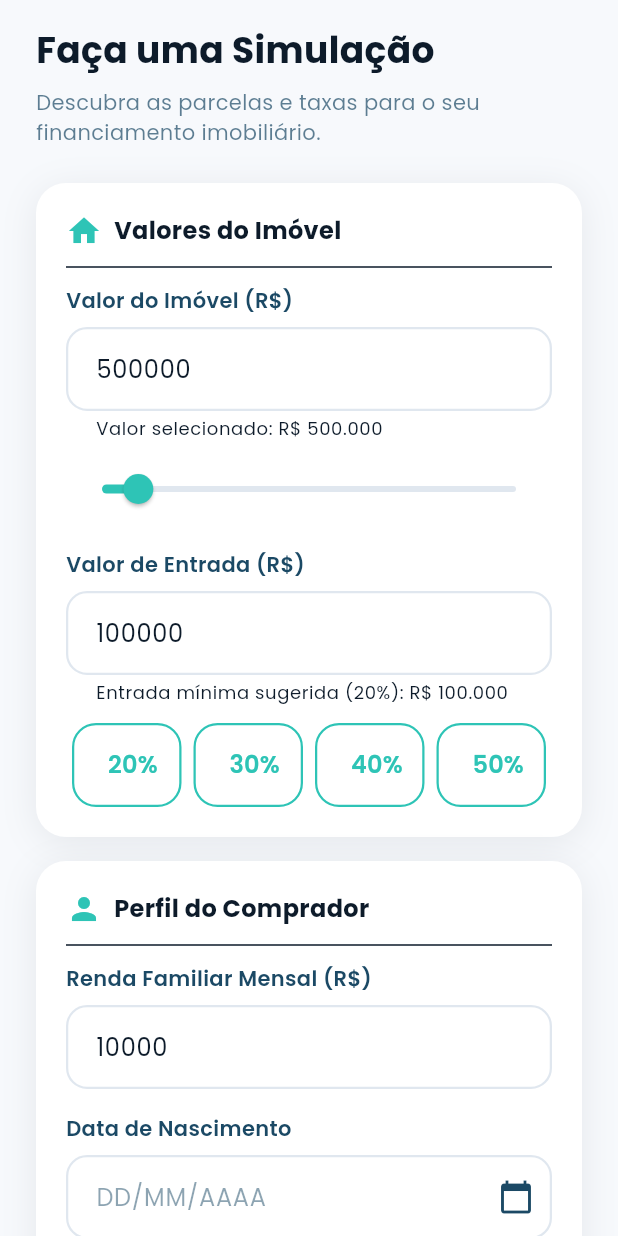
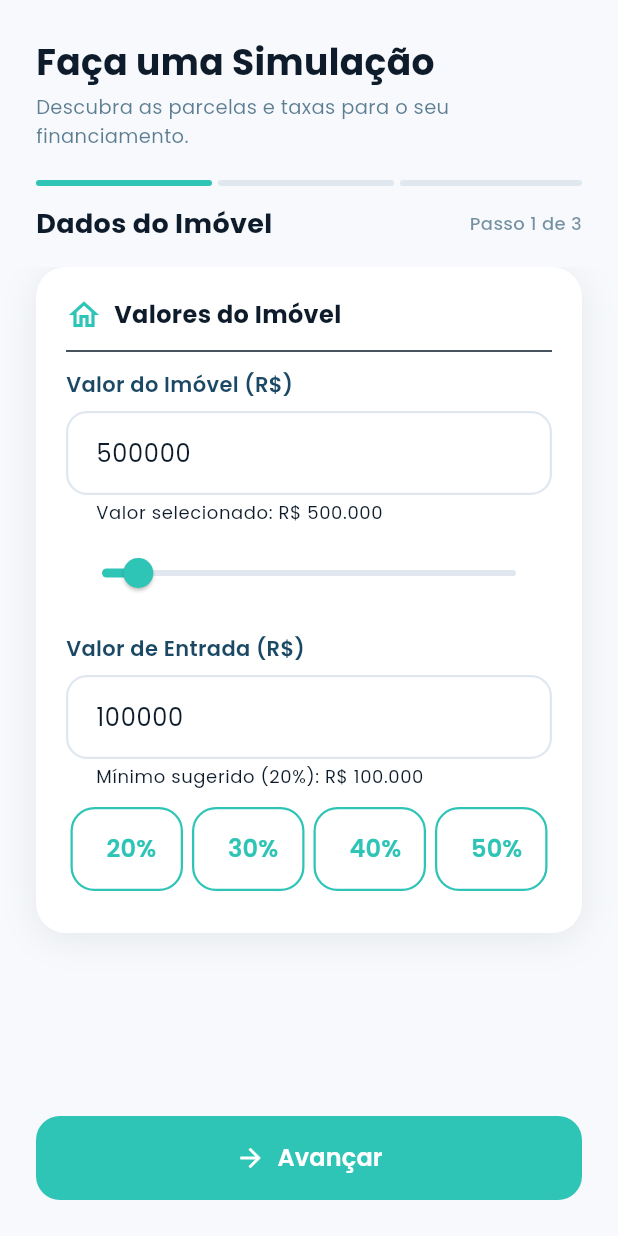
Before and after one commit to vitorfwt/meu-correspondente, a Flutter app: the SimulatorFormScreen screen opened directly, on a phone screen of 412 x 824 dp. Run offline on Flutter 3.47's test engine with Material 3 defaults, Android fonts, the phone set to English and light mode, and no system bars; our stand-ins replace google_fonts, shared_preferences; accounts and stored records are empty.

Commit message:
feat: refactor simulator form into 3-step PageView with StepIndicator (Issue 17)

```diff
--- a/app/lib/screens/simulator_form_screen.dart
+++ b/app/lib/screens/simulator_form_screen.dart
@@ -6,8 +6,8 @@ import '../components/buttons/secondary_button.dart';
 import '../components/buttons/tertiary_button.dart';
 import '../components/cards/app_card.dart';
 import '../simulation/simulation_repository.dart';
+import '../widgets/step_indicator.dart';
 import 'simulation_result_screen.dart';
-import '../main.dart'; // For StyleguideScreen navigation
 
 class SimulatorFormScreen extends StatefulWidget {
   final SimulationRepository repository;
@@ -22,7 +22,15 @@ class SimulatorFormScreen extends StatefulWidget {
 }
 
 class _SimulatorFormScreenState extends State<SimulatorFormScreen> {
-  final _formKey = GlobalKey<FormState>();
+  // Page controller for step navigation
+  final PageController _pageController = PageController();
+  int _currentStep = 0;
+  static const int _totalSteps = 3;
+
+  // Form keys per step
+  final _step1FormKey = GlobalKey<FormState>();
+  final _step2FormKey = GlobalKey<FormState>();
+  final _step3FormKey = GlobalKey<FormState>();
 
   // State values
   double _valorImovel = 500000;
@@ -37,21 +45,30 @@ class _SimulatorFormScreenState extends State<SimulatorFormScreen> {
   late final TextEditingController _entradaController;
   late final TextEditingController _rendaController;
   late final TextEditingController _prazoController;
-  final TextEditingController _dataNascimentoController = TextEditingController();
+  final TextEditingController _dataNascimentoController =
+      TextEditingController();
 
   bool _isLoading = false;
   late final SimulationRepository _repository;
+
+  static const List<String> _stepTitles = [
+    'Dados do Imóvel',
+    'Dados do Comprador',
+    'Detalhes do Financiamento',
+  ];
 
   @override
   void initState() {
     super.initState();
     _repository = widget.repository;
-    _valorImovelController = TextEditingController(text: _valorImovel.round().toString());
-    _entradaController = TextEditingController(text: _valorEntrada.round().toString());
-    _rendaController = TextEditingController(text: _rendaMensal.round().toString());
+    _valorImovelController =
+        TextEditingController(text: _valorImovel.round().toString());
+    _entradaController =
+        TextEditingController(text: _valorEntrada.round().toString());
+    _rendaController =
+        TextEditingController(text: _rendaMensal.round().toString());
     _prazoController = TextEditingController(text: _prazoMeses.toString());
 
-    // Sync controllers to sliders/states
     _valorImovelController.addListener(_onValorImovelTextChanged);
     _entradaController.addListener(_onEntradaTextChanged);
     _rendaController.addListener(_onRendaTextChanged);
@@ -70,42 +87,38 @@ class _SimulatorFormScreenState extends State<SimulatorFormScreen> {
     _rendaController.dispose();
     _prazoController.dispose();
     _dataNascimentoController.dispose();
+    _pageController.dispose();
     super.dispose();
   }
 
   void _onValorImovelTextChanged() {
     final val = double.tryParse(_valorImovelController.text);
-    if (val != null && val >= 100000 && val <= 5000000 && val != _valorImovel) {
-      setState(() {
-        _valorImovel = val;
-      });
+    if (val != null &&
+        val >= 100000 &&
+        val <= 5000000 &&
+        val != _valorImovel) {
+      setState(() => _valorImovel = val);
     }
   }
 
   void _onEntradaTextChanged() {
     final val = double.tryParse(_entradaController.text);
     if (val != null && val >= 0 && val != _valorEntrada) {
-      setState(() {
-        _valorEntrada = val;
-      });
+      setState(() => _valorEntrada = val);
     }
   }
 
   void _onRendaTextChanged() {
     final val = double.tryParse(_rendaController.text);
     if (val != null && val >= 0 && val != _rendaMensal) {
-      setState(() {
-        _rendaMensal = val;
-      });
+      setState(() => _rendaMensal = val);
     }
   }
 
   void _onPrazoTextChanged() {
     final val = int.tryParse(_prazoController.text);
     if (val != null && val >= 12 && val <= 420 && val != _prazoMeses) {
-      setState(() {
-        _prazoMeses = val;
-      });
+      setState(() => _prazoMeses = val);
     }
   }
 
@@ -114,14 +127,11 @@ class _SimulatorFormScreenState extends State<SimulatorFormScreen> {
     final buffer = StringBuffer();
     int count = 0;
     for (int i = integerPart.length - 1; i >= 0; i--) {
-      if (count > 0 && count % 3 == 0) {
-        buffer.write('.');
-      }
+      if (count > 0 && count % 3 == 0) buffer.write('.');
       buffer.write(integerPart[i]);
       count++;
     }
-    final reversedInteger = buffer.toString().split('').reversed.join('');
-    return 'R\$ $reversedInteger';
+    return 'R\$ ${buffer.toString().split('').reversed.join('')}';
   }
 
   DateTime? _parseDate(String value) {
@@ -135,17 +145,55 @@ class _SimulatorFormScreenState extends State<SimulatorFormScreen> {
     if (day == null || month == null || year == null) return null;
     try {
       final date = DateTime(year, month, day);
-      if (date.year != year || date.month != month || date.day != day) return null;
+      if (date.year != year || date.month != month || date.day != day) {
+        return null;
+      }
       return date;
     } catch (_) {
       return null;
     }
   }
 
+  GlobalKey<FormState> get _currentFormKey {
+    switch (_currentStep) {
+      case 0:
+        return _step1FormKey;
+      case 1:
+        return _step2FormKey;
+      default:
+        return _step3FormKey;
+    }
+  }
+
+  void _nextStep() {
+    if (!_currentFormKey.currentState!.validate()) return;
+    if (_currentStep < _totalSteps - 1) {
+      setState(() => _currentStep++);
+      _pageController.animateToPage(
+        _currentStep,
+        duration: const Duration(milliseconds: 300),
+        curve: Curves.easeInOut,
+      );
+    } else {
+      _submitForm();
+    }
+  }
+
+  void _prevStep() {
+    if (_currentStep > 0) {
+      setState(() => _currentStep--);
+      _pageController.animateToPage(
+        _currentStep,
+        duration: const Duration(milliseconds: 300),
+        curve: Curves.easeInOut,
+      );
+    }
+  }
+
   Future<void> _submitForm() async {
-    if (!_formKey.currentState!.validate()) {
-      return;
-    }
+    if (!_step3FormKey.currentState!.validate()) return;
+
+    setState(() => _isLoading = true);
 
     final dataNasc = _parseDate(_dataNascimentoController.text)!;
     final input = SimulationInput(
@@ -157,6 +205,8 @@ class _SimulatorFormScreenState extends State<SimulatorFormScreen> {
       prazoMeses: _prazoMeses,
       dataNascimento: dataNasc,
     );
+
+    setState(() => _isLoading = false);
 
     if (mounted) {
       Navigator.of(context).push(
@@ -172,16 +222,14 @@ class _SimulatorFormScreenState extends State<SimulatorFormScreen> {
 
   @override
   Widget build(BuildContext context) {
-    final auth = AuthProviderScope.of(context);
-    final user = auth.user;
-
     return Scaffold(
       backgroundColor: AppColors.background,
       body: SafeArea(
-        child: SingleChildScrollView(
-          padding: const EdgeInsets.symmetric(horizontal: 24, vertical: 16),
-          child: Form(
-            key: _formKey,
+        child: Column(
+          children: [
+            // Header
+            Padding(
+              padding: const EdgeInsets.fromLTRB(24, 24, 24, 0),
               child: Column(
                 crossAxisAlignment: CrossAxisAlignment.start,
                 children: [
@@ -193,17 +241,86 @@ class _SimulatorFormScreenState extends State<SimulatorFormScreen> {
                       color: AppColors.primary,
                     ),
                   ),
-                const SizedBox(height: 8),
+                  const SizedBox(height: 4),
                   Text(
-                  'Descubra as parcelas e taxas para o seu financiamento imobiliário.',
+                    'Descubra as parcelas e taxas para o seu financiamento.',
                     style: TextStyle(
-                    fontSize: 14,
+                      fontSize: 13,
                       color: AppColors.secondary.withOpacity(0.7),
                     ),
                   ),
-                const SizedBox(height: 24),
+                  const SizedBox(height: 20),
+                  StepTitle(
+                    key: const Key('step_indicator'),
+                    currentStep: _currentStep,
+                    totalSteps: _totalSteps,
+                    titles: _stepTitles,
+                  ),
+                  const SizedBox(height: 16),
+                ],
+              ),
+            ),
 
-                // CARD 1: Valores
+            // Step Pages
+            Expanded(
+              child: PageView(
+                controller: _pageController,
+                physics: const NeverScrollableScrollPhysics(),
+                children: [
+                  _buildStep1(),
+                  _buildStep2(),
+                  _buildStep3(),
+                ],
+              ),
+            ),
+
+            // Navigation buttons
+            Padding(
+              padding: const EdgeInsets.fromLTRB(24, 8, 24, 24),
+              child: Row(
+                children: [
+                  if (_currentStep > 0) ...[
+                    Expanded(
+                      child: TertiaryButton(
+                        key: const Key('back_button'),
+                        text: 'Voltar',
+                        icon: Icons.arrow_back,
+                        onPressed: _prevStep,
+                      ),
+                    ),
+                    const SizedBox(width: 12),
+                  ],
+                  Expanded(
+                    flex: 2,
+                    child: PrimaryButton(
+                      key: const Key('simulate_button'),
+                      text: _currentStep < _totalSteps - 1
+                          ? 'Avançar'
+                          : 'Simular Financiamento',
+                      isLoading: _isLoading,
+                      icon: _currentStep < _totalSteps - 1
+                          ? Icons.arrow_forward
+                          : Icons.monetization_on_outlined,
+                      onPressed: _nextStep,
+                    ),
+                  ),
+                ],
+              ),
+            ),
+          ],
+        ),
+      ),
+    );
+  }
+
+  // ─── STEP 1: Dados do Imóvel ────────────────────────────────────────────────
+  Widget _buildStep1() {
+    return SingleChildScrollView(
+      padding: const EdgeInsets.symmetric(horizontal: 24),
+      child: Form(
+        key: _step1FormKey,
+        child: Column(
+          children: [
             AppCard(
               padding: const EdgeInsets.all(20),
               child: Column(
@@ -211,7 +328,7 @@ class _SimulatorFormScreenState extends State<SimulatorFormScreen> {
                 children: [
                   const Row(
                     children: [
-                          Icon(Icons.home, color: AppColors.accent),
+                      Icon(Icons.home_outlined, color: AppColors.accent),
                       SizedBox(width: 8),
                       Text(
                         'Valores do Imóvel',
@@ -241,7 +358,8 @@ class _SimulatorFormScreenState extends State<SimulatorFormScreen> {
                     keyboardType: TextInputType.number,
                     decoration: InputDecoration(
                       hintText: 'Ex: 500000',
-                          helperText: 'Valor selecionado: ${_formatCurrencyCompact(_valorImovel)}',
+                      helperText:
+                          'Valor selecionado: ${_formatCurrencyCompact(_valorImovel)}',
                     ),
                     validator: (value) {
                       if (value == null || value.isEmpty) {
@@ -249,7 +367,7 @@ class _SimulatorFormScreenState extends State<SimulatorFormScreen> {
                       }
                       final val = double.tryParse(value);
                       if (val == null || val < 100000 || val > 5000000) {
-                            return 'O valor do imóvel deve ser entre R\$ 100.000 e R\$ 5.000.000';
+                        return 'O valor deve ser entre R\$ 100.000 e R\$ 5.000.000';
                       }
                       return null;
                     },
@@ -267,7 +385,7 @@ class _SimulatorFormScreenState extends State<SimulatorFormScreen> {
                       value: _valorImovel,
                       min: 100000,
                       max: 5000000,
-                          divisions: 98, // De 50k em 50k
+                      divisions: 98,
                       onChanged: (val) {
                         setState(() {
                           _valorImovel = val;
@@ -294,16 +412,15 @@ class _SimulatorFormScreenState extends State<SimulatorFormScreen> {
                     keyboardType: TextInputType.number,
                     decoration: InputDecoration(
                       hintText: 'Ex: 100000',
-                          helperText: 'Entrada mínima sugerida (20%): ${_formatCurrencyCompact(_valorImovel * 0.2)}',
+                      helperText:
+                          'Mínimo sugerido (20%): ${_formatCurrencyCompact(_valorImovel * 0.2)}',
                     ),
                     validator: (value) {
                       if (value == null || value.isEmpty) {
                         return 'Informe o valor de entrada';
                       }
                       final val = double.tryParse(value);
-                          if (val == null) {
-                            return 'Valor inválido';
-                          }
+                      if (val == null) return 'Valor inválido';
                       final minEntrada = _valorImovel * 0.2;
                       if (val < minEntrada) {
                         return 'Entrada mínima de 20% (${_formatCurrencyCompact(minEntrada)})';
@@ -324,12 +441,25 @@ class _SimulatorFormScreenState extends State<SimulatorFormScreen> {
                       _buildQuickPercentButton('50%', 0.5),
                     ],
                   ),
+                  const SizedBox(height: 8),
                 ],
               ),
             ),
             const SizedBox(height: 16),
+          ],
+        ),
+      ),
+    );
+  }
 
-                // CARD 2: Perfil do Comprador
+  // ─── STEP 2: Dados do Comprador ─────────────────────────────────────────────
+  Widget _buildStep2() {
+    return SingleChildScrollView(
+      padding: const EdgeInsets.symmetric(horizontal: 24),
+      child: Form(
+        key: _step2FormKey,
+        child: Column(
+          children: [
             AppCard(
               padding: const EdgeInsets.all(20),
               child: Column(
@@ -337,7 +467,7 @@ class _SimulatorFormScreenState extends State<SimulatorFormScreen> {
                 children: [
                   const Row(
                     children: [
-                          Icon(Icons.person, color: AppColors.accent),
+                      Icon(Icons.person_outline, color: AppColors.accent),
                       SizedBox(width: 8),
                       Text(
                         'Perfil do Comprador',
@@ -351,7 +481,7 @@ class _SimulatorFormScreenState extends State<SimulatorFormScreen> {
                   ),
                   const Divider(height: 24),
 
-                      // Renda Familiar Mensal
+                  // Renda Mensal
                   const Text(
                     'Renda Familiar Mensal (R\$)',
                     style: TextStyle(
@@ -365,16 +495,14 @@ class _SimulatorFormScreenState extends State<SimulatorFormScreen> {
                     key: const Key('renda_mensal_field'),
                     controller: _rendaController,
                     keyboardType: TextInputType.number,
-                        decoration: const InputDecoration(
-                          hintText: 'Ex: 10000',
-                        ),
+                    decoration: const InputDecoration(hintText: 'Ex: 10000'),
                     validator: (value) {
                       if (value == null || value.isEmpty) {
                         return 'Informe a renda mensal';
                       }
                       final val = double.tryParse(value);
                       if (val == null || val <= 0) {
-                            return 'A renda familiar mensal deve ser maior que zero';
+                        return 'A renda deve ser maior que zero';
                       }
                       return null;
                     },
@@ -399,11 +527,13 @@ class _SimulatorFormScreenState extends State<SimulatorFormScreen> {
                       hintText: 'DD/MM/AAAA',
                       suffixIcon: IconButton(
                         key: const Key('calendar_button'),
-                            icon: const Icon(Icons.calendar_today, color: AppColors.secondary),
+                        icon: const Icon(Icons.calendar_today_outlined,
+                            color: AppColors.secondary),
                         onPressed: () async {
                           final picked = await showDatePicker(
                             context: context,
-                                initialDate: DateTime.now().subtract(const Duration(days: 365 * 30)),
+                            initialDate: DateTime.now()
+                                .subtract(const Duration(days: 365 * 30)),
                             firstDate: DateTime(1900),
                             lastDate: DateTime.now(),
                           );
@@ -420,10 +550,7 @@ class _SimulatorFormScreenState extends State<SimulatorFormScreen> {
                         return 'Informe a data de nascimento';
                       }
                       final date = _parseDate(value);
-                          if (date == null) {
-                            return 'Formato inválido (DD/MM/AAAA)';
-                          }
-                          // Calculate age
+                      if (date == null) return 'Formato inválido (DD/MM/AAAA)';
                       final hoje = DateTime.now();
                       int idade = hoje.year - date.year;
                       if (hoje.month < date.month ||
@@ -452,29 +579,40 @@ class _SimulatorFormScreenState extends State<SimulatorFormScreen> {
                     key: const Key('estado_civil_dropdown'),
                     value: _estadoCivil,
                     decoration: const InputDecoration(
-                          contentPadding: EdgeInsets.symmetric(horizontal: 16, vertical: 12),
+                      contentPadding:
+                          EdgeInsets.symmetric(horizontal: 16, vertical: 12),
                     ),
-                        items: <String>['Solteiro(a)', 'Casado(a)', 'Divorciado(a)', 'Viúvo(a)']
-                            .map<DropdownMenuItem<String>>((String value) {
-                          return DropdownMenuItem<String>(
-                            value: value,
-                            child: Text(value),
-                          );
-                        }).toList(),
-                        onChanged: (String? newValue) {
-                          if (newValue != null) {
-                            setState(() {
-                              _estadoCivil = newValue;
-                            });
-                          }
+                    items: <String>[
+                      'Solteiro(a)',
+                      'Casado(a)',
+                      'Divorciado(a)',
+                      'Viúvo(a)'
+                    ]
+                        .map((v) => DropdownMenuItem(value: v, child: Text(v)))
+                        .toList(),
+                    onChanged: (v) {
+                      if (v != null) setState(() => _estadoCivil = v);
                     },
                   ),
+                  const SizedBox(height: 8),
                 ],
               ),
             ),
             const SizedBox(height: 16),
+          ],
+        ),
+      ),
+    );
+  }
 
-                // CARD 3: Detalhes do Financiamento
+  // ─── STEP 3: Detalhes do Financiamento ──────────────────────────────────────
+  Widget _buildStep3() {
+    return SingleChildScrollView(
+      padding: const EdgeInsets.symmetric(horizontal: 24),
+      child: Form(
+        key: _step3FormKey,
+        child: Column(
+          children: [
             AppCard(
               padding: const EdgeInsets.all(20),
               child: Column(
@@ -482,7 +620,7 @@ class _SimulatorFormScreenState extends State<SimulatorFormScreen> {
                 children: [
                   const Row(
                     children: [
-                          Icon(Icons.assignment, color: AppColors.accent),
+                      Icon(Icons.assignment_outlined, color: AppColors.accent),
                       SizedBox(width: 8),
                       Text(
                         'Detalhes do Financiamento',
@@ -510,26 +648,19 @@ class _SimulatorFormScreenState extends State<SimulatorFormScreen> {
                     key: const Key('tipo_imovel_dropdown'),
                     value: _tipoImovel,
                     decoration: const InputDecoration(
-                          contentPadding: EdgeInsets.symmetric(horizontal: 16, vertical: 12),
+                      contentPadding:
+                          EdgeInsets.symmetric(horizontal: 16, vertical: 12),
                     ),
                     items: <String>['Residencial', 'Comercial']
-                            .map<DropdownMenuItem<String>>((String value) {
-                          return DropdownMenuItem<String>(
-                            value: value,
-                            child: Text(value),
-                          );
-                        }).toList(),
-                        onChanged: (String? newValue) {
-                          if (newValue != null) {
-                            setState(() {
-                              _tipoImovel = newValue;
-                            });
-                          }
+                        .map((v) => DropdownMenuItem(value: v, child: Text(v)))
+                        .toList(),
+                    onChanged: (v) {
+                      if (v != null) setState(() => _tipoImovel = v);
                     },
                   ),
                   const SizedBox(height: 16),
 
-                      // Prazo em Meses
+                  // Prazo
                   const Text(
                     'Prazo do Financiamento (Meses)',
                     style: TextStyle(
@@ -545,7 +676,8 @@ class _SimulatorFormScreenState extends State<SimulatorFormScreen> {
                     keyboardType: TextInputType.number,
                     decoration: InputDecoration(
                       hintText: 'Ex: 360',
-                          helperText: 'Prazo selecionado: $_prazoMeses meses (${(_prazoMeses / 12).toStringAsFixed(1)} anos)',
+                      helperText:
+                          'Prazo: $_prazoMeses meses (${(_prazoMeses / 12).toStringAsFixed(1)} anos)',
                     ),
                     validator: (value) {
                       if (value == null || value.isEmpty) {
@@ -571,7 +703,7 @@ class _SimulatorFormScreenState extends State<SimulatorFormScreen> {
                       value: _prazoMeses.toDouble(),
                       min: 12,
                       max: 420,
-                          divisions: 34, // Saltos de 12 meses (1 ano)
+                      divisions: 34,
                       onChanged: (val) {
                         setState(() {
                           _prazoMeses = val.round();
@@ -580,23 +712,12 @@ class _SimulatorFormScreenState extends State<SimulatorFormScreen> {
                       },
                     ),
                   ),
+                  const SizedBox(height: 8),
                 ],
               ),
             ),
-                const SizedBox(height: 24),
-
-                // Botão de Simulação
-                PrimaryButton(
-                  key: const Key('simulate_button'),
-                  text: 'Simular Financiamento',
-                  isLoading: _isLoading,
-                  icon: Icons.monetization_on_outlined,
-                  onPressed: _submitForm,
-                ),
-                const SizedBox(height: 32),
+            const SizedBox(height: 16),
           ],
-            ),
-          ),
         ),
       ),
     );
@@ -605,7 +726,7 @@ class _SimulatorFormScreenState extends State<SimulatorFormScreen> {
   Widget _buildQuickPercentButton(String label, double pct) {
     return Expanded(
       child: Padding(
-        padding: const EdgeInsets.symmetric(horizontal: 4.0),
+        padding: const EdgeInsets.symmetric(horizontal: 3.0),
         child: SecondaryButton(
           key: Key('quick_pct_${label.replaceAll('%', '')}'),
           text: label,
--- /dev/null
+++ b/app/lib/widgets/step_indicator.dart
@@ -0,0 +1,88 @@
+import 'package:flutter/material.dart';
+import '../design_system/colors.dart';
+
+class StepIndicator extends StatelessWidget {
+  final int totalSteps;
+  final int currentStep;
+
+  const StepIndicator({
+    super.key,
+    required this.totalSteps,
+    required this.currentStep,
+  });
+
+  @override
+  Widget build(BuildContext context) {
+    return Row(
+      children: List.generate(totalSteps, (index) {
+        final isCompleted = index < currentStep;
+        final isActive = index == currentStep;
+
+        return Expanded(
+          child: Row(
+            children: [
+              Expanded(
+                child: AnimatedContainer(
+                  duration: const Duration(milliseconds: 300),
+                  height: 4,
+                  decoration: BoxDecoration(
+                    color: isCompleted || isActive
+                        ? AppColors.accent
+                        : AppColors.lightGrey,
+                    borderRadius: BorderRadius.circular(2),
+                  ),
+                ),
+              ),
+              if (index < totalSteps - 1) const SizedBox(width: 4),
+            ],
+          ),
+        );
+      }),
+    );
+  }
+}
+
+class StepTitle extends StatelessWidget {
+  final int currentStep;
+  final int totalSteps;
+  final List<String> titles;
+
+  const StepTitle({
+    super.key,
+    required this.currentStep,
+    required this.totalSteps,
+    required this.titles,
+  });
+
+  @override
+  Widget build(BuildContext context) {
+    return Column(
+      crossAxisAlignment: CrossAxisAlignment.start,
+      children: [
+        StepIndicator(totalSteps: totalSteps, currentStep: currentStep),
+        const SizedBox(height: 12),
+        Row(
+          mainAxisAlignment: MainAxisAlignment.spaceBetween,
+          children: [
+            Text(
+              titles[currentStep],
+              style: const TextStyle(
+                fontSize: 18,
+                fontWeight: FontWeight.bold,
+                color: AppColors.primary,
+              ),
+            ),
+            Text(
+              'Passo ${currentStep + 1} de $totalSteps',
+              style: TextStyle(
+                fontSize: 12,
+                color: AppColors.secondary.withOpacity(0.6),
+                fontWeight: FontWeight.w500,
+              ),
+            ),
+          ],
+        ),
+      ],
+    );
+  }
+}
```
Also changed, not shown: 2 other files. Lines whose indentation alone changed are shown as unchanged.
